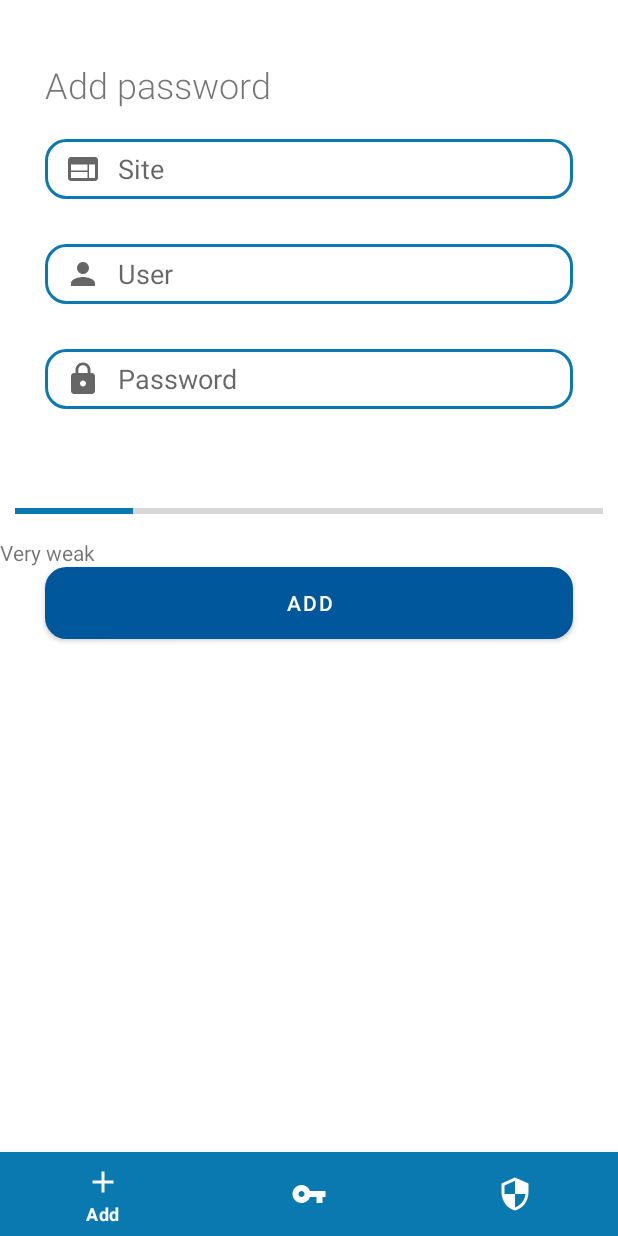
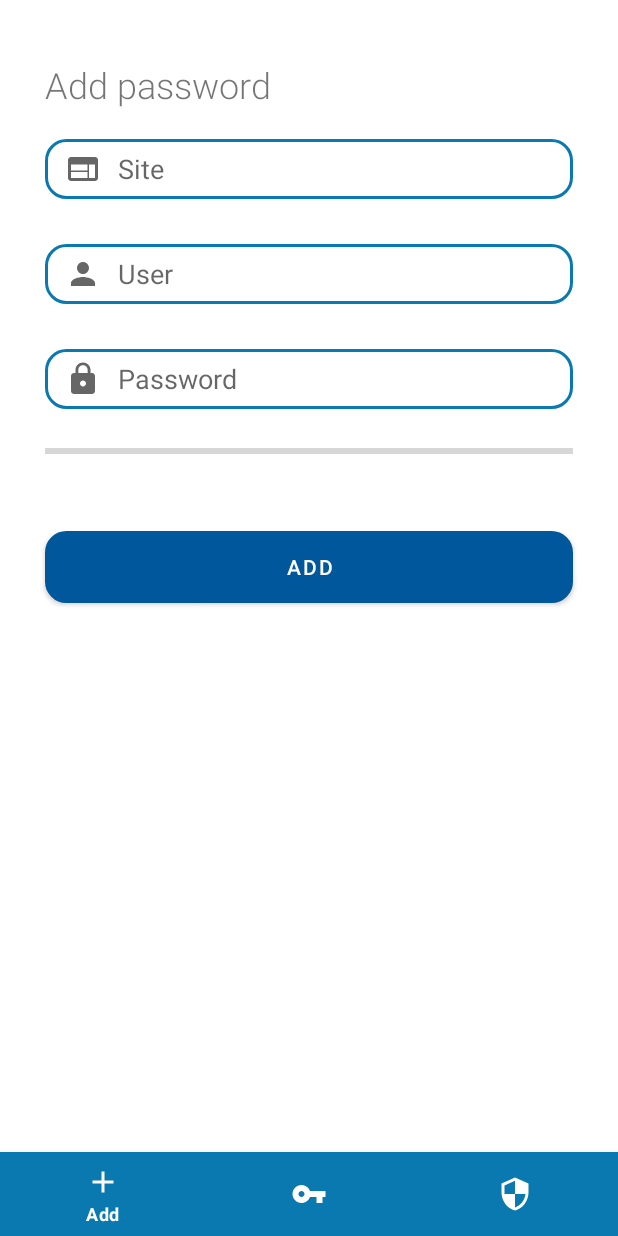
Before and after one commit to LorenzoBoga/Computacion-Movil, an Android app: the fragment AddFragment placed in its activity, after a tap on "ADD", on a phone screen of 412 x 824 dp. Run offline under Robolectric (Android 15) with nearby library versions, the phone set to English and light mode, and no system bars.

```diff
--- a/CMPasswords/app/src/main/java/com/example/cm_passwords/AddFragment.java
+++ b/CMPasswords/app/src/main/java/com/example/cm_passwords/AddFragment.java
@@ -1,12 +1,18 @@
 package com.example.cm_passwords;
 
 import android.content.Context;
+import android.content.res.ColorStateList;
+import android.graphics.Color;
+import android.graphics.drawable.ClipDrawable;
+import android.graphics.drawable.ShapeDrawable;
+import android.graphics.drawable.shapes.RoundRectShape;
 import android.os.Bundle;
 
 import androidx.fragment.app.Fragment;
 
 import android.text.Editable;
 import android.text.TextWatcher;
+import android.view.Gravity;
 import android.view.LayoutInflater;
 import android.view.View;
 import android.view.ViewGroup;
@@ -69,6 +75,8 @@ public class AddFragment extends Fragment {
         }
     }
 
+    ProgressBar progressBar;
+
     @Override
     public View onCreateView(LayoutInflater inflater, ViewGroup container,
                              Bundle savedInstanceState) {
@@ -80,8 +88,7 @@ public class AddFragment extends Fragment {
         EditText siteInput = view.findViewById(R.id.Site_input);
         EditText userInput = view.findViewById(R.id.User_input);
         EditText passwordInput = view.findViewById(R.id.Password_input);
-
-        ProgressBar progressBar = view.findViewById(R.id.strengthBar);
+        progressBar = view.findViewById(R.id.strengthBar);
         TextView strengthText = view.findViewById(R.id.strength_text);
 
         passwordInput.addTextChangedListener(new TextWatcher() {
@@ -92,13 +99,16 @@ public class AddFragment extends Fragment {
 
             @Override
             public void onTextChanged(CharSequence charSequence, int i, int i1, int i2) {
+                if(passwordInput.getText().toString().equals("")){
+                    progressBar.setProgress(0);
+                    strengthText.setText("");
+                }else{
                 Password fakePsw = new Password();
                 fakePsw.setPassword(passwordInput.getText().toString());
                 switch(fakePsw.measureStrength()){
                     case 0:
                         progressBar.setProgress(20);
                         strengthText.setText("Very weak");
-                        progressBar.setBackgroundColor(C);
                         break;
                     case 1:
                         progressBar.setProgress(40);
@@ -116,7 +126,7 @@ public class AddFragment extends Fragment {
                         progressBar.setProgress(100);
                         strengthText.setText("Very strong");
                         break;
-                }
+                }}
             }
 
             @Override
@@ -141,10 +151,6 @@ public class AddFragment extends Fragment {
             }
         });
 
-
         return view;
-
-
     }
-
 }
--- a/CMPasswords/app/src/main/res/layout/fragment_add.xml
+++ b/CMPasswords/app/src/main/res/layout/fragment_add.xml
@@ -55,7 +55,7 @@
             android:layout_width="match_parent"
             android:layout_height="40dp"
             android:layout_marginHorizontal="30dp"
-            android:layout_marginBottom="50dp"
+            android:layout_marginBottom="20dp"
             android:background="@drawable/custom_input"
             android:drawableStart="@drawable/ic_baseline_lock_24"
             android:drawablePadding="5pt"
@@ -70,12 +70,16 @@
             android:layout_width="match_parent"
             android:layout_height="wrap_content"
             android:layout_centerInParent="true"
-            android:layout_margin="10dp" />
+            android:layout_marginHorizontal="30dp"/>
 
         <TextView
             android:id="@+id/strength_text"
             android:layout_width="match_parent"
-            android:layout_height="wrap_content" />
+            android:layout_height="wrap_content"
+            android:textAlignment="center"
+            android:textSize="18dp"
+            android:layout_marginTop="5dp"
+            android:layout_marginBottom="15dp"/>
 
         <Button
             android:id="@+id/add_button"
--- a/CMPasswords/app/src/main/res/values/colors.xml
+++ b/CMPasswords/app/src/main/res/values/colors.xml
@@ -11,5 +11,9 @@
     <color name="blue">#01579B</color>
     <color name="grey">#eeeeee</color>
     <color name="darkGrey">#dddddd</color>
-    <color name="red"></color>
+    <color name="red">#E42800</color>
+    <color name="orange">#FF7C00</color>
+    <color name="yellow">#FFEC00</color>
+    <color name="lightgreen">#59FF00</color>
+    <color name="darkgreen">#1FA405</color>
 </resources>
```
